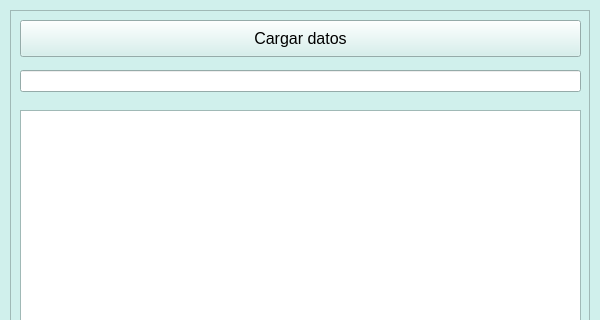
First picture: the form in gui/qt_ui/simulation_widget.ui, repository IsaelPT/SimUci, before the edit; both pictures show x 0 to 600 and y 0 to 320 of the 600 by 732 pixel window.
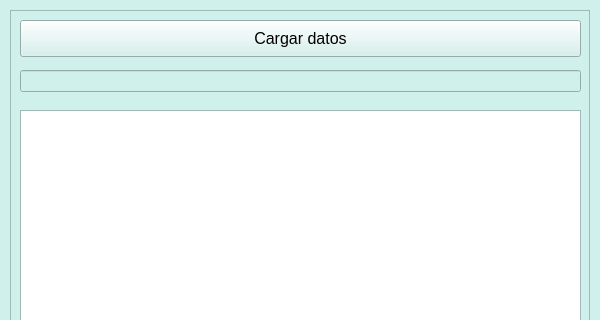
Second picture: the form after the edit.

Commit message: Preparando condiciones para poder importar diagnosticos

Patch:
```diff
--- a/gui/qt_ui/simulation_widget.ui
+++ b/gui/qt_ui/simulation_widget.ui
@@ -549,6 +549,9 @@
     </property>
    </widget>
    <widget class="QLineEdit" name="lineEdit_ruta_datos">
+    <property name="enabled">
+     <bool>false</bool>
+    </property>
     <property name="geometry">
      <rect>
       <x>10</x>
```
The commit also changes 1 other file.
